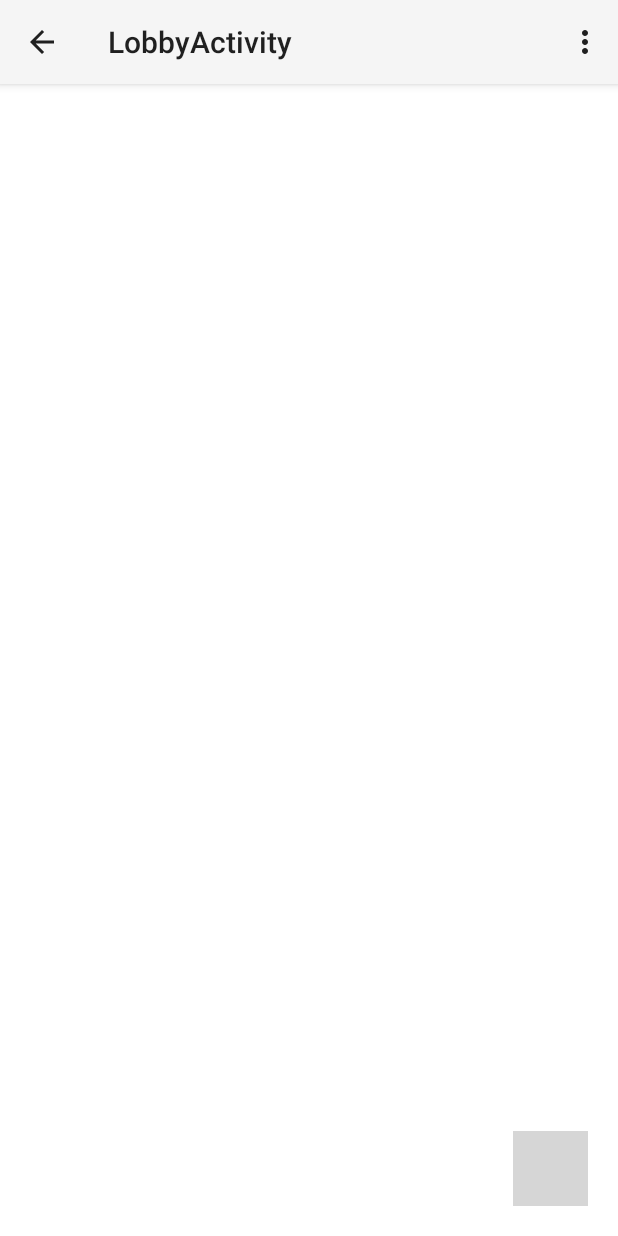
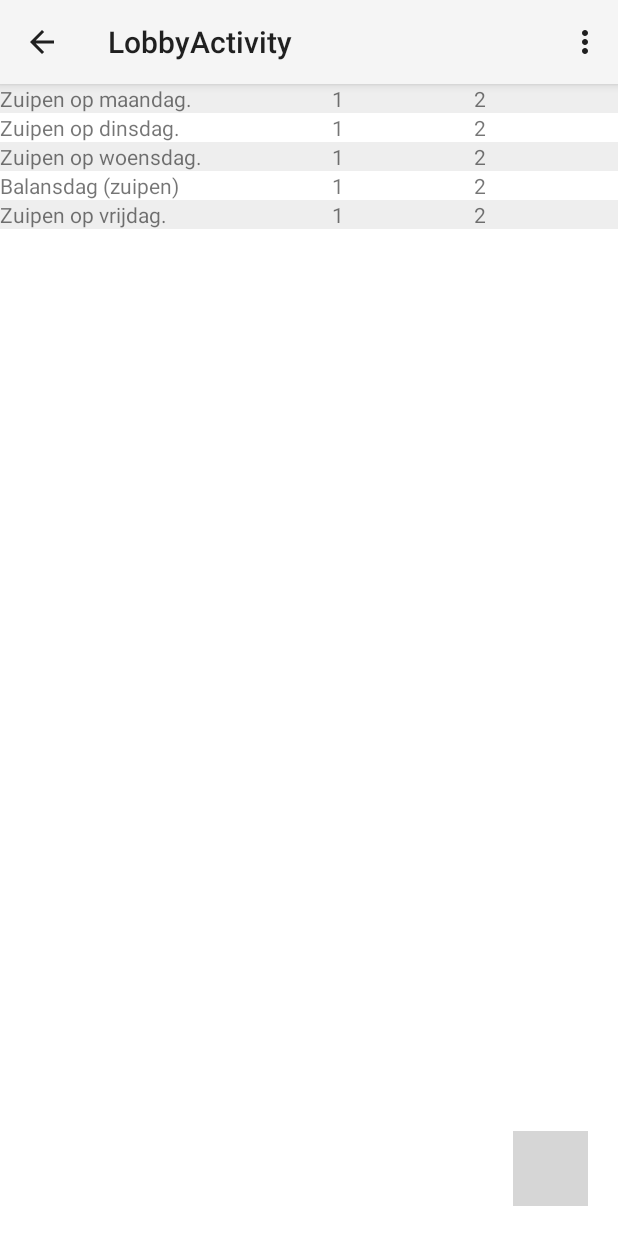
Before and after one commit to jwbuurlage/itsonme, an Android app: the LobbyActivity screen opened directly, with no data from a screen before it, on a phone screen of 412 x 824 dp. Run offline under Robolectric (Android 15) with nearby library versions, the phone set to English and light mode, and no system bars; grey boxes are pictures that could not be loaded.

Commit message:
add tables

```diff
--- a/android/app/src/main/java/hack/goodnight/itsonme/LobbyActivity.java
+++ b/android/app/src/main/java/hack/goodnight/itsonme/LobbyActivity.java
@@ -4,9 +4,17 @@ import android.app.Activity;
 import android.os.Bundle;
 import android.view.Menu;
 import android.view.MenuItem;
+import android.view.ViewGroup;
+import android.widget.GridView;
+import android.widget.ImageButton;
 import android.widget.TableLayout;
 import android.widget.TableRow;
 import android.widget.TextView;
+
+/* class ProfileImageGridView extends GridView
+{
+
+} */
 
 class TestData extends Object {
     public int x;
@@ -34,6 +42,8 @@ public class LobbyActivity extends Activity {
     protected void onCreate(Bundle savedInstanceState) {
         super.onCreate(savedInstanceState);
 
+        setContentView(R.layout.activity_lobby);
+
         TableLayout groups = (TableLayout)findViewById(R.id.table_groups);
         groups.setStretchAllColumns(true);
         groups.bringToFront();
@@ -53,10 +63,15 @@ public class LobbyActivity extends Activity {
             tr.addView(c2);
             tr.addView(c3);
 
+            if(i % 2 == 0) {
+                tr.setBackgroundColor(0xFFEEEEEE);
+            }
             groups.addView(tr);
         }
 
-        setContentView(R.layout.activity_lobby);
+
+        ImageButton but = (ImageButton)findViewById(R.id.createGroupButton);
+        but.bringToFront();
     }
 
 
--- a/android/app/src/main/res/layout/activity_lobby.xml
+++ b/android/app/src/main/res/layout/activity_lobby.xml
@@ -14,10 +14,11 @@
         android:layout_width="50dp"
         android:layout_height="50dp"
         android:id="@+id/createGroupButton"
-        android:background="@color/com_facebook_blue"
         android:layout_alignParentBottom="true"
         android:layout_alignParentRight="true"
         android:layout_marginRight="20dp"
-        android:layout_marginBottom="20dp" />
+        android:layout_marginBottom="20dp"
+        android:visibility="visible"
+        android:background="@drawable/com_facebook_button_check" />
 
 </RelativeLayout>
```
Also changed, not shown: android/app/src/main/java/hack/goodnight/itsonme/Login.java (+8 -0 lines), android/app/src/main/java/hack/goodnight/itsonme/LoginFragment.java (+2 -7 lines), android/app/src/main/res/layout/activity_login.xml (+9 -0 lines).
